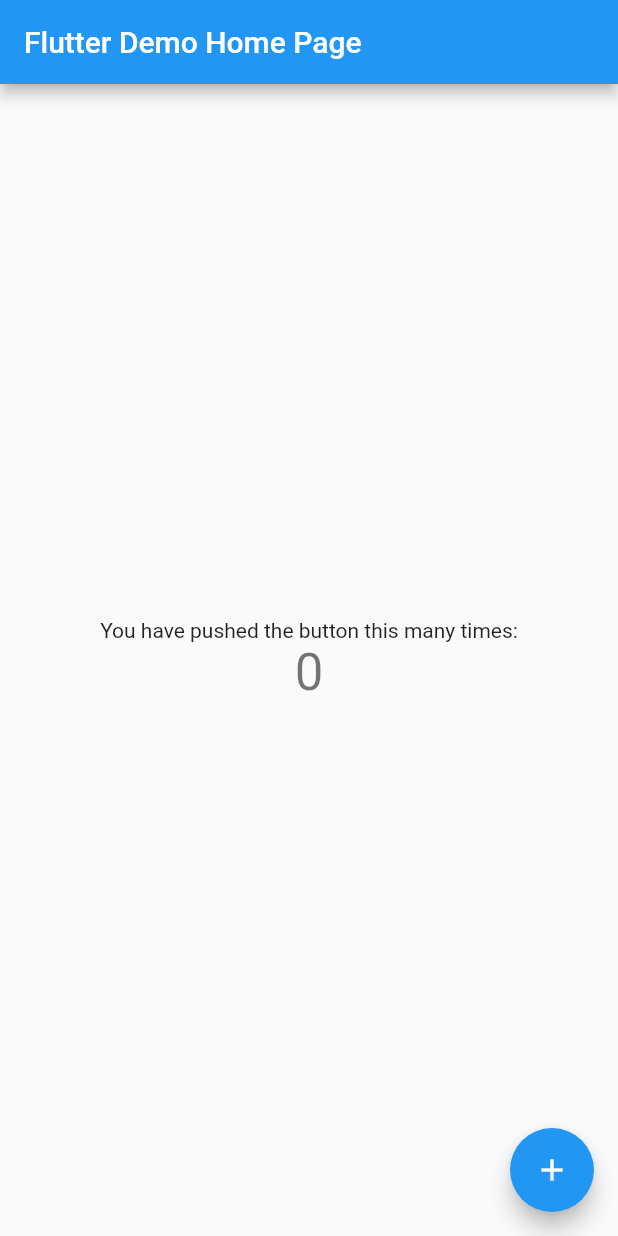
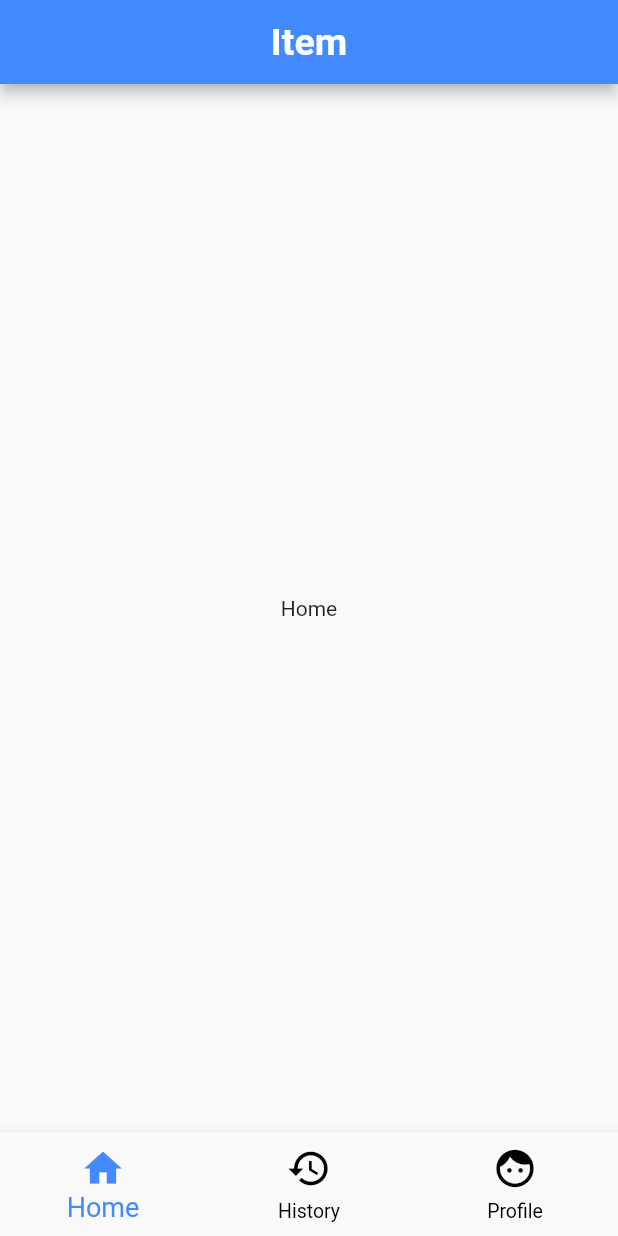
Before and after one commit to nonyx777/Flutter_Assignment_3, a Flutter app: the screen it shows after launch, on a phone screen of 412 x 824 dp. Run offline on Flutter 3.47's test engine with Material 2 defaults, Android fonts, the phone set to English and light mode, and no system bars.

```diff
--- /dev/null
+++ b/lib/Presentation/Pages/History.dart
@@ -0,0 +1,24 @@
+import 'package:flutter/material.dart';
+
+class History extends StatefulWidget {
+  const History({super.key});
+
+  @override
+  State<History> createState() => _HistoryState();
+}
+
+class _HistoryState extends State<History> {
+  @override
+  Widget build(BuildContext context) {
+    return Scaffold(
+      body: Center(
+        child: Column(
+          mainAxisAlignment: MainAxisAlignment.center,
+          children: const [
+            Text("History"),
+          ],
+        ),
+      ),
+    );
+  }
+}
--- /dev/null
+++ b/lib/Presentation/Pages/Home.dart
@@ -0,0 +1,24 @@
+import 'package:flutter/material.dart';
+
+class Home extends StatefulWidget {
+  const Home({super.key});
+
+  @override
+  State<Home> createState() => _HomeState();
+}
+
+class _HomeState extends State<Home> {
+  @override
+  Widget build(BuildContext context) {
+    return Scaffold(
+      body: Center(
+        child: Column(
+          mainAxisAlignment: MainAxisAlignment.center,
+          children: const [
+            Text("Home"),
+          ],
+        ),
+      ),
+    );
+  }
+}
--- /dev/null
+++ b/lib/Presentation/Pages/Profile.dart
@@ -0,0 +1,24 @@
+import 'package:flutter/material.dart';
+
+class Profile extends StatefulWidget {
+  const Profile({super.key});
+
+  @override
+  State<Profile> createState() => _ProfileState();
+}
+
+class _ProfileState extends State<Profile> {
+  @override
+  Widget build(BuildContext context) {
+    return Scaffold(
+      body: Center(
+        child: Column(
+          mainAxisAlignment: MainAxisAlignment.center,
+          children: const [
+            Text("Profile"),
+          ],
+        ),
+      ),
+    );
+  }
+}
--- a/lib/main.dart
+++ b/lib/main.dart
@@ -1,4 +1,7 @@
 import 'package:flutter/material.dart';
+import 'package:assignment_3/Presentation/Pages/Home.dart';
+import 'package:assignment_3/Presentation/Pages/History.dart';
+import 'package:assignment_3/Presentation/Pages/Profile.dart';
 
 void main() {
   runApp(const MyApp());
@@ -11,105 +14,84 @@ class MyApp extends StatelessWidget {
   @override
   Widget build(BuildContext context) {
     return MaterialApp(
+      debugShowCheckedModeBanner: false,
       title: 'Flutter Demo',
       theme: ThemeData(
-        // This is the theme of your application.
-        //
-        // Try running your application with "flutter run". You'll see the
-        // application has a blue toolbar. Then, without quitting the app, try
-        // changing the primarySwatch below to Colors.green and then invoke
-        // "hot reload" (press "r" in the console where you ran "flutter run",
-        // or simply save your changes to "hot reload" in a Flutter IDE).
-        // Notice that the counter didn't reset back to zero; the application
-        // is not restarted.
         primarySwatch: Colors.blue,
       ),
-      home: const MyHomePage(title: 'Flutter Demo Home Page'),
+      home: const MainPage(),
+      routes: <String, WidgetBuilder>{
+        '/home': (BuildContext context) => const Home(),
+        '/history': (BuildContext context) => const History(),
+        '/profile': (BuildContext context) => const Profile(),
+      },
     );
   }
 }
 
-class MyHomePage extends StatefulWidget {
-  const MyHomePage({super.key, required this.title});
-
-  // This widget is the home page of your application. It is stateful, meaning
-  // that it has a State object (defined below) that contains fields that affect
-  // how it looks.
-
-  // This class is the configuration for the state. It holds the values (in this
-  // case the title) provided by the parent (in this case the App widget) and
-  // used by the build method of the State. Fields in a Widget subclass are
-  // always marked "final".
-
-  final String title;
+class MainPage extends StatefulWidget {
+  const MainPage({super.key});
 
   @override
-  State<MyHomePage> createState() => _MyHomePageState();
+  State<MainPage> createState() => _MainPageState();
 }
 
-class _MyHomePageState extends State<MyHomePage> {
-  int _counter = 0;
-
-  void _incrementCounter() {
-    setState(() {
-      // This call to setState tells the Flutter framework that something has
-      // changed in this State, which causes it to rerun the build method below
-      // so that the display can reflect the updated values. If we changed
-      // _counter without calling setState(), then the build method would not be
-      // called again, and so nothing would appear to happen.
-      _counter++;
-    });
-  }
+class _MainPageState extends State<MainPage> {
+  int index = 0;
 
   @override
   Widget build(BuildContext context) {
-    // This method is rerun every time setState is called, for instance as done
-    // by the _incrementCounter method above.
-    //
-    // The Flutter framework has been optimized to make rerunning build methods
-    // fast, so that you can just rebuild anything that needs updating rather
-    // than having to individually change instances of widgets.
+    Widget child = const Home();
+    switch (index) {
+      case 0:
+        child = const Home();
+        break;
+      case 1:
+        child = const History();
+        break;
+      case 2:
+        child = const Profile();
+        break;
+    }
+
     return Scaffold(
       appBar: AppBar(
-        // Here we take the value from the MyHomePage object that was created by
-        // the App.build method, and use it to set our appbar title.
-        title: Text(widget.title),
+        title: const Text(
+          "Item",
+          style: TextStyle(
+            fontSize: 25,
+            fontWeight: FontWeight.bold,
+          ),
+        ),
+        centerTitle: true,
+        backgroundColor: Colors.blueAccent,
       ),
-      body: Center(
-        // Center is a layout widget. It takes a single child and positions it
-        // in the middle of the parent.
-        child: Column(
-          // Column is also a layout widget. It takes a list of children and
-          // arranges them vertically. By default, it sizes itself to fit its
-          // children horizontally, and tries to be as tall as its parent.
-          //
-          // Invoke "debug painting" (press "p" in the console, choose the
-          // "Toggle Debug Paint" action from the Flutter Inspector in Android
-          // Studio, or the "Toggle Debug Paint" command in Visual Studio Code)
-          // to see the wireframe for each widget.
-          //
-          // Column has various properties to control how it sizes itself and
-          // how it positions its children. Here we use mainAxisAlignment to
-          // center the children vertically; the main axis here is the vertical
-          // axis because Columns are vertical (the cross axis would be
-          // horizontal).
-          mainAxisAlignment: MainAxisAlignment.center,
-          children: <Widget>[
-            const Text(
-              'You have pushed the button this many times:',
-            ),
-            Text(
-              '$_counter',
-              style: Theme.of(context).textTheme.headlineMedium,
-            ),
-          ],
-        ),
+      body: SizedBox.expand(
+        child: child,
       ),
-      floatingActionButton: FloatingActionButton(
-        onPressed: _incrementCounter,
-        tooltip: 'Increment',
-        child: const Icon(Icons.add),
-      ), // This trailing comma makes auto-formatting nicer for build methods.
+      bottomNavigationBar: BottomNavigationBar(
+        onTap: (newIndex) => setState(() => index = newIndex),
+        currentIndex: index,
+        selectedItemColor: Colors.blueAccent,
+        unselectedItemColor: Colors.black,
+        selectedFontSize: 18,
+        unselectedFontSize: 13,
+        iconSize: 30,
+        items: const [
+          BottomNavigationBarItem(
+            label: "Home",
+            icon: Icon(Icons.home),
+          ),
+          BottomNavigationBarItem(
+            label: "History",
+            icon: Icon(Icons.history),
+          ),
+          BottomNavigationBarItem(
+            label: "Profile",
+            icon: Icon(Icons.face),
+          ),
+        ],
+      ),
     );
   }
 }
```
